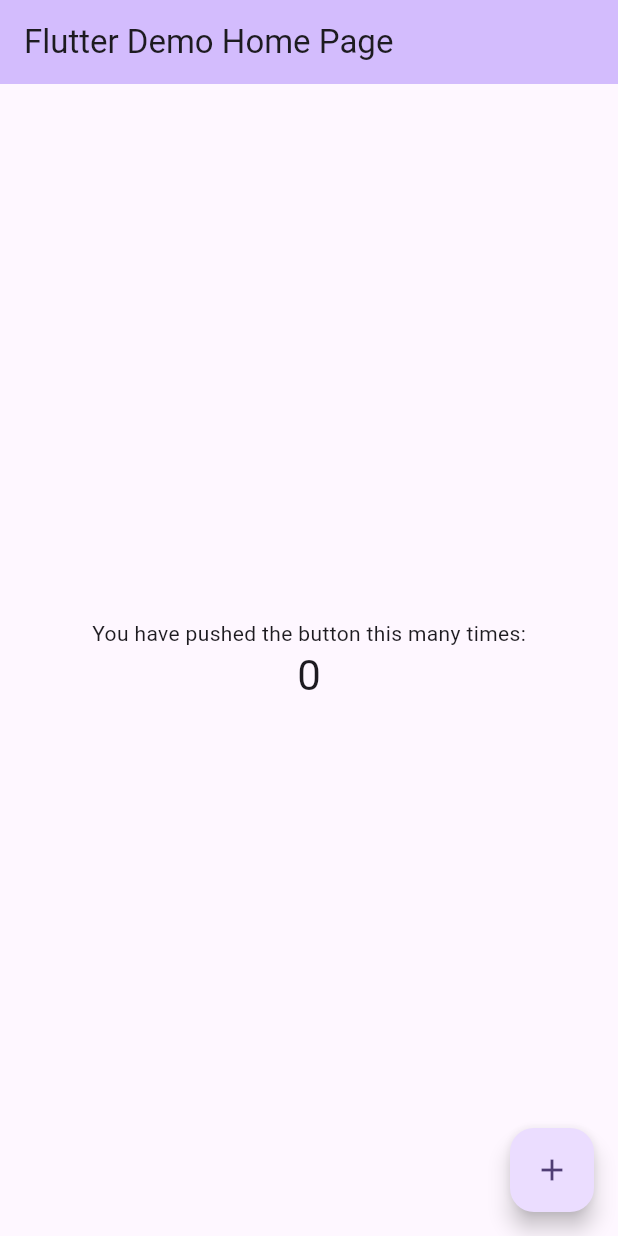
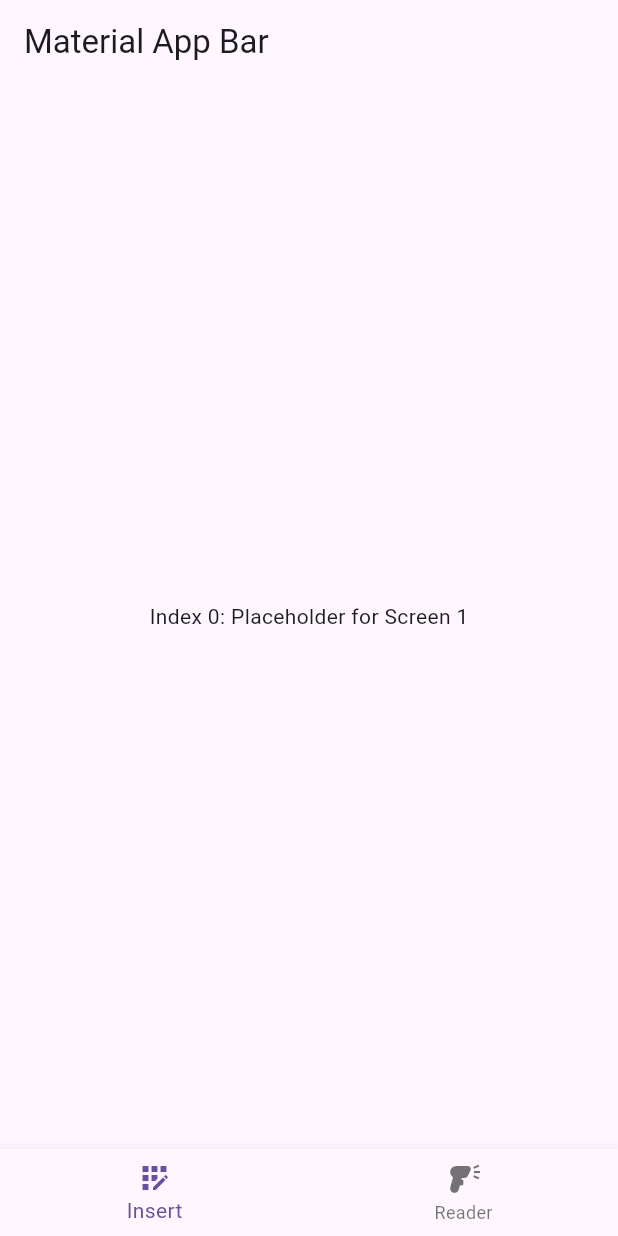
Before and after one commit to Taoista/rfid_writer_tao, a Flutter app: the screen it shows after launch, on a phone screen of 412 x 824 dp. Run offline on Flutter 3.47's test engine with Material 3 defaults, Android fonts, the phone set to English and light mode, and no system bars.

Commit message:
agregando ventanas

```diff
--- a/lib/main.dart
+++ b/lib/main.dart
@@ -1,125 +1,63 @@
 import 'package:flutter/material.dart';
 
-void main() {
-  runApp(const MyApp());
-}
+void main() => runApp(const MyApp());
 
 class MyApp extends StatelessWidget {
-  const MyApp({super.key});
+  const MyApp({Key? key}) : super(key: key);
 
-  // This widget is the root of your application.
   @override
   Widget build(BuildContext context) {
-    return MaterialApp(
-      title: 'Flutter Demo',
-      theme: ThemeData(
-        // This is the theme of your application.
-        //
-        // TRY THIS: Try running your application with "flutter run". You'll see
-        // the application has a purple toolbar. Then, without quitting the app,
-        // try changing the seedColor in the colorScheme below to Colors.green
-        // and then invoke "hot reload" (save your changes or press the "hot
-        // reload" button in a Flutter-supported IDE, or press "r" if you used
-        // the command line to start the app).
-        //
-        // Notice that the counter didn't reset back to zero; the application
-        // state is not lost during the reload. To reset the state, use hot
-        // restart instead.
-        //
-        // This works for code too, not just values: Most code changes can be
-        // tested with just a hot reload.
-        colorScheme: ColorScheme.fromSeed(seedColor: Colors.deepPurple),
-        useMaterial3: true,
-      ),
-      home: const MyHomePage(title: 'Flutter Demo Home Page'),
+    return const MaterialApp(
+      title: 'NEUMACHILE CHIP CREATOR',
+      home: MyHomePage(),
     );
   }
 }
 
 class MyHomePage extends StatefulWidget {
-  const MyHomePage({super.key, required this.title});
-
-  // This widget is the home page of your application. It is stateful, meaning
-  // that it has a State object (defined below) that contains fields that affect
-  // how it looks.
-
-  // This class is the configuration for the state. It holds the values (in this
-  // case the title) provided by the parent (in this case the App widget) and
-  // used by the build method of the State. Fields in a Widget subclass are
-  // always marked "final".
-
-  final String title;
+  const MyHomePage({Key? key}) : super(key: key);
 
   @override
-  State<MyHomePage> createState() => _MyHomePageState();
+  _MyHomePageState createState() => _MyHomePageState();
 }
 
 class _MyHomePageState extends State<MyHomePage> {
-  int _counter = 0;
+  int _selectedIndex = 0;
 
-  void _incrementCounter() {
+  static const List<Widget> _widgetOptions = <Widget>[
+    Text('Index 0: Placeholder for Screen 1'),
+    Text('Index 1: Placeholder for Screen 2'),
+  ];
+
+  void _onItemTapped(int index) {
     setState(() {
-      // This call to setState tells the Flutter framework that something has
-      // changed in this State, which causes it to rerun the build method below
-      // so that the display can reflect the updated values. If we changed
-      // _counter without calling setState(), then the build method would not be
-      // called again, and so nothing would appear to happen.
-      _counter++;
+      _selectedIndex = index;
     });
   }
 
   @override
   Widget build(BuildContext context) {
-    // This method is rerun every time setState is called, for instance as done
-    // by the _incrementCounter method above.
-    //
-    // The Flutter framework has been optimized to make rerunning build methods
-    // fast, so that you can just rebuild anything that needs updating rather
-    // than having to individually change instances of widgets.
     return Scaffold(
       appBar: AppBar(
-        // TRY THIS: Try changing the color here to a specific color (to
-        // Colors.amber, perhaps?) and trigger a hot reload to see the AppBar
-        // change color while the other colors stay the same.
-        backgroundColor: Theme.of(context).colorScheme.inversePrimary,
-        // Here we take the value from the MyHomePage object that was created by
-        // the App.build method, and use it to set our appbar title.
-        title: Text(widget.title),
+        title: const Text('Material App Bar'),
       ),
       body: Center(
-        // Center is a layout widget. It takes a single child and positions it
-        // in the middle of the parent.
-        child: Column(
-          // Column is also a layout widget. It takes a list of children and
-          // arranges them vertically. By default, it sizes itself to fit its
-          // children horizontally, and tries to be as tall as its parent.
-          //
-          // Column has various properties to control how it sizes itself and
-          // how it positions its children. Here we use mainAxisAlignment to
-          // center the children vertically; the main axis here is the vertical
-          // axis because Columns are vertical (the cross axis would be
-          // horizontal).
-          //
-          // TRY THIS: Invoke "debug painting" (choose the "Toggle Debug Paint"
-          // action in the IDE, or press "p" in the console), to see the
-          // wireframe for each widget.
-          mainAxisAlignment: MainAxisAlignment.center,
-          children: <Widget>[
-            const Text(
-              'You have pushed the button this many times:',
-            ),
-            Text(
-              '$_counter',
-              style: Theme.of(context).textTheme.headlineMedium,
-            ),
-          ],
-        ),
+        child: _widgetOptions.elementAt(_selectedIndex),
       ),
-      floatingActionButton: FloatingActionButton(
-        onPressed: _incrementCounter,
-        tooltip: 'Increment',
-        child: const Icon(Icons.add),
-      ), // This trailing comma makes auto-formatting nicer for build methods.
+      bottomNavigationBar: BottomNavigationBar(
+        items: const <BottomNavigationBarItem>[
+          BottomNavigationBarItem(
+            icon: Icon(Icons.app_registration),
+            label: 'Insert',
+          ),
+          BottomNavigationBarItem(
+            icon: Icon(Icons.barcode_reader),
+            label: 'Reader',
+          ),
+        ],
+        currentIndex: _selectedIndex,
+        onTap: _onItemTapped,
+      ),
     );
   }
 }
--- /dev/null
+++ b/lib/screens/create/create_screens.dart
@@ -0,0 +1,12 @@
+import 'package:flutter/material.dart';
+
+
+
+class CreateScreens extends StatelessWidget {
+  const CreateScreens({super.key});
+
+  @override
+  Widget build(BuildContext context) {
+    return Container(child: Center(child: Text("creo registro en RFID"),),);
+  }
+}
--- /dev/null
+++ b/lib/screens/read/read_screens.dart
@@ -0,0 +1,13 @@
+import 'package:flutter/material.dart';
+
+
+
+class ReadScreens extends StatelessWidget {
+  const ReadScreens({super.key});
+
+  @override
+  Widget build(BuildContext context) {
+    return
+     Container(child: Center(child: Text("creo registro en RFID"),),);
+  }
+}
```
